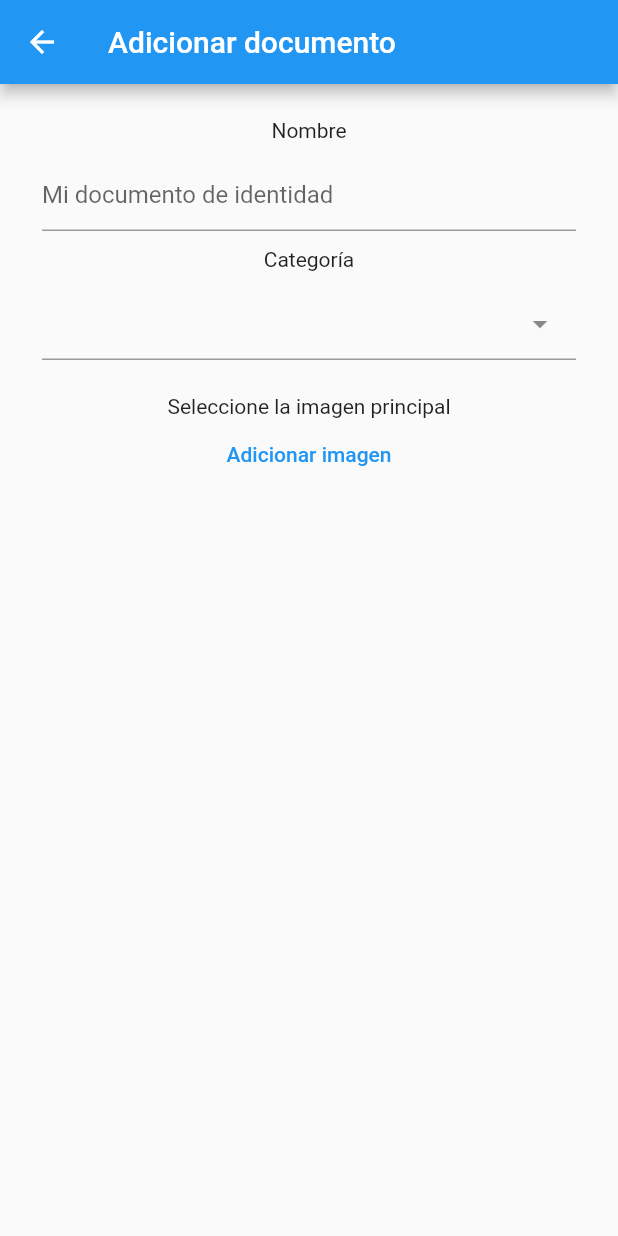
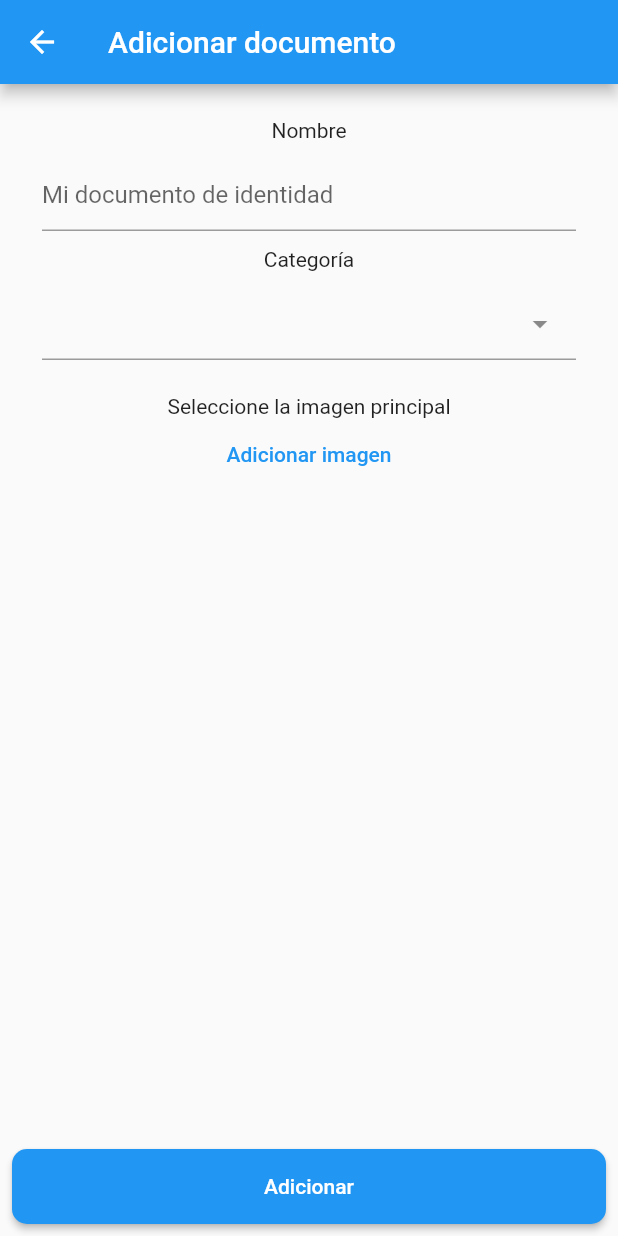
Before and after one commit to curonny/wallet, a Flutter app: the AddDocument screen opened directly, on a phone screen of 412 x 824 dp. Run offline on Flutter 3.47's test engine with Material 2 defaults, Android fonts, the phone set to English and light mode, and no system bars; drawn by our look-alikes of dropdown_search; our stand-ins replace get, get_storage, hive, image_picker; accounts and stored records are empty.

Commit message:
add item and list

```diff
--- a/lib/screens/addItem.dart
+++ b/lib/screens/addItem.dart
@@ -19,11 +19,31 @@ class _AddDocumentState extends State<AddDocument> {
   @override
   Widget build(BuildContext context) {
     return Scaffold(
-      appBar: AppBar(
-        title: const Text("Adicionar documento"),
-      ),
-      body: formCreateDocument(),
-    );
+        appBar: AppBar(
+          title: const Text("Adicionar documento"),
+        ),
+        body: formCreateDocument(),
+        bottomNavigationBar: Padding(
+          padding: const EdgeInsets.all(8.0),
+          child: SizedBox(
+            height: 50,
+            child: ElevatedButton(
+              style: ButtonStyle(
+                backgroundColor:
+                    MaterialStateProperty.all(Get.theme.colorScheme.primary),
+                shape: MaterialStateProperty.all<RoundedRectangleBorder>(
+                  RoundedRectangleBorder(
+                    borderRadius: BorderRadius.circular(10.0),
+                  ),
+                ),
+              ),
+              child: Text("Adicionar".tr),
+              onPressed: () {
+                documentController.addDocument();
+              },
+            ),
+          ),
+        ));
   }
 
   formCreateDocument() {
@@ -294,11 +314,11 @@ class _AddDocumentState extends State<AddDocument> {
                           ),
                           Obx(
                             () => Visibility(
-                                visible:
-                                    documentController.imageCardMain.value !=
-                                        "",
-                                child: Image.file(File(
-                                    documentController.imageCardMain.value))),
+                                visible: documentController
+                                        .imageCardSecondary.value !=
+                                    "",
+                                child: Image.file(File(documentController
+                                    .imageCardSecondary.value))),
                           )
                         ],
                       ),
```
Also changed, not shown: lib/controllers/documentControllers.dart (+6 -1 lines), lib/screens/homeScreen.dart (+61 -2 lines).
